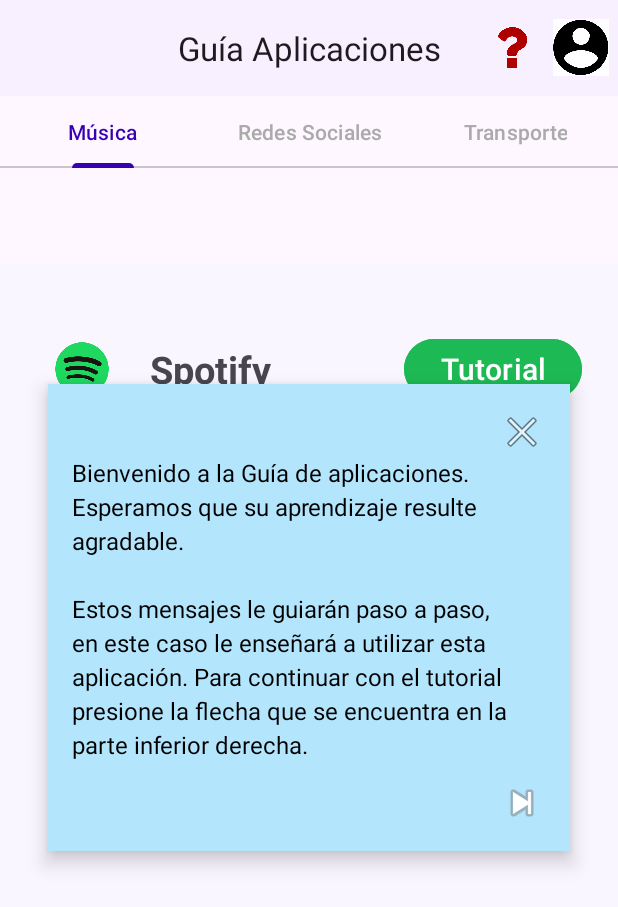
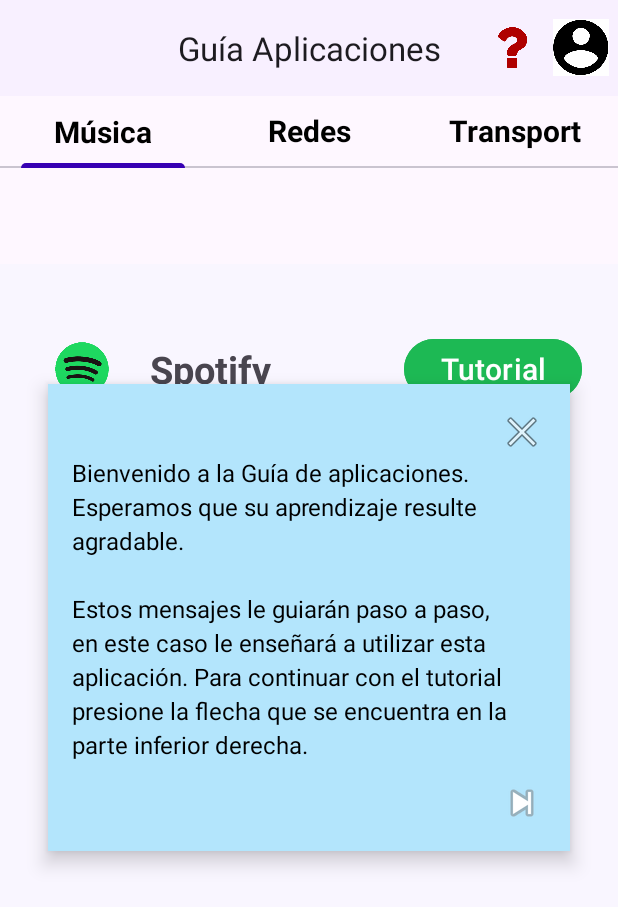
Before and after one commit to Pamlez-Tec/Guias-Interactivas-Movil, an Android app: the MainActivity screen opened directly, with no data from a screen before it, on a phone screen of 412 x 824 dp. Shown: the top 907 px of the screen. Run offline under Robolectric (Android 15) with nearby library versions, the phone set to English and light mode, and no system bars.

```diff
--- a/GuiaPrueba/app/src/main/java/com/example/guiaprueba/MainActivity.kt
+++ b/GuiaPrueba/app/src/main/java/com/example/guiaprueba/MainActivity.kt
@@ -16,7 +16,7 @@
     import android.widget.TextView
     import com.example.guiaprueba.spotify.MusicFragment
     import com.example.guiaprueba.uber.TransportFragment
-
+    import android.graphics.Typeface
 
     class MainActivity : AppCompatActivity() {
 
@@ -28,15 +28,11 @@
             setContentView(R.layout.activity_main)
 
             val btnHelp = findViewById<ImageButton>(R.id.btnHelp)
-            val btnProfile = findViewById<ImageButton>(R.id.btnProfile)
 
             btnHelp.setOnClickListener {
                 Toast.makeText(this, "adios", Toast.LENGTH_SHORT).show()
             }
 
-            btnProfile.setOnClickListener {
-                Toast.makeText(this, "hola", Toast.LENGTH_SHORT).show()
-            }
 
             tabLayout = findViewById(R.id.tabLayout)
             viewPager = findViewById(R.id.viewPager)
@@ -46,10 +42,17 @@
 
             val tabTitles = arrayOf("Música", "Redes Sociales", "Transporte")
 
-            TabLayoutMediator(tabLayout, viewPager) { tab, position ->
-                tab.text = tabTitles[position]
+          TabLayoutMediator(tabLayout, viewPager) { tab, position ->
+                val customTab = TextView(this).apply {
+                    text = tabTitles[position]
+                    textSize = 20f
+                    setTextColor(resources.getColor(android.R.color.black, null))
+                    setPadding(18, 14, 18, 14)
+                    textAlignment = View.TEXT_ALIGNMENT_CENTER
+                    setTypeface(null, Typeface.BOLD)
+                }
+                tab.customView = customTab
             }.attach()
-
 
             val guideOverlay = findViewById<View>(R.id.guideOverlay)
             val guideText = findViewById<TextView>(R.id.guideText)
```
